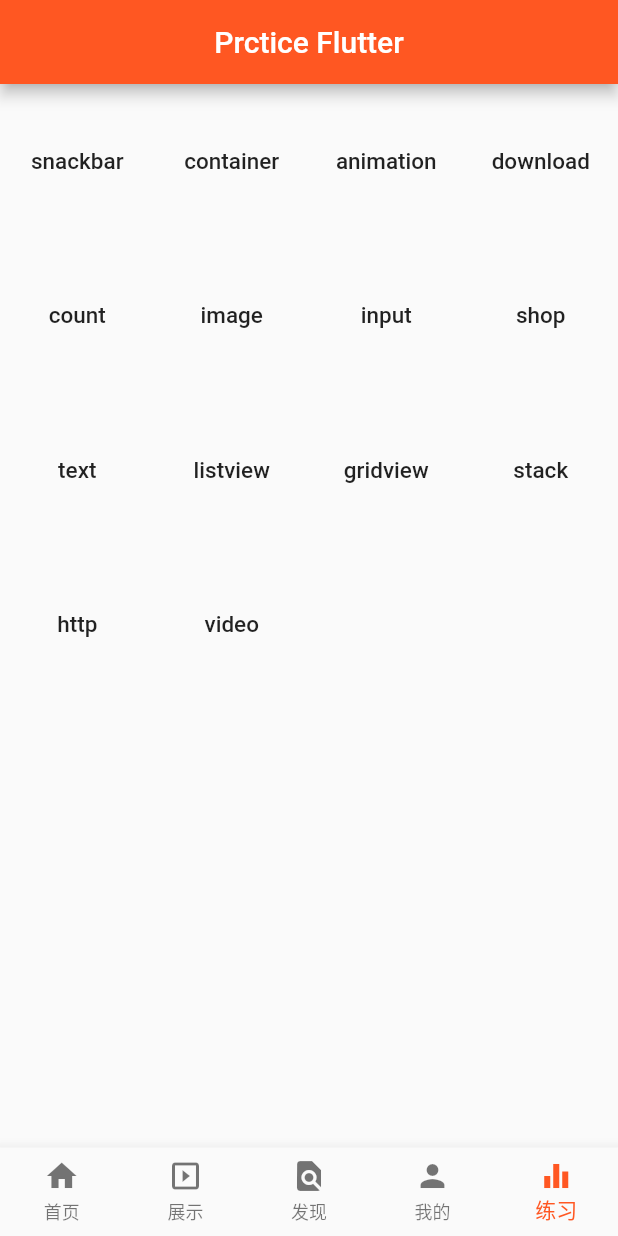
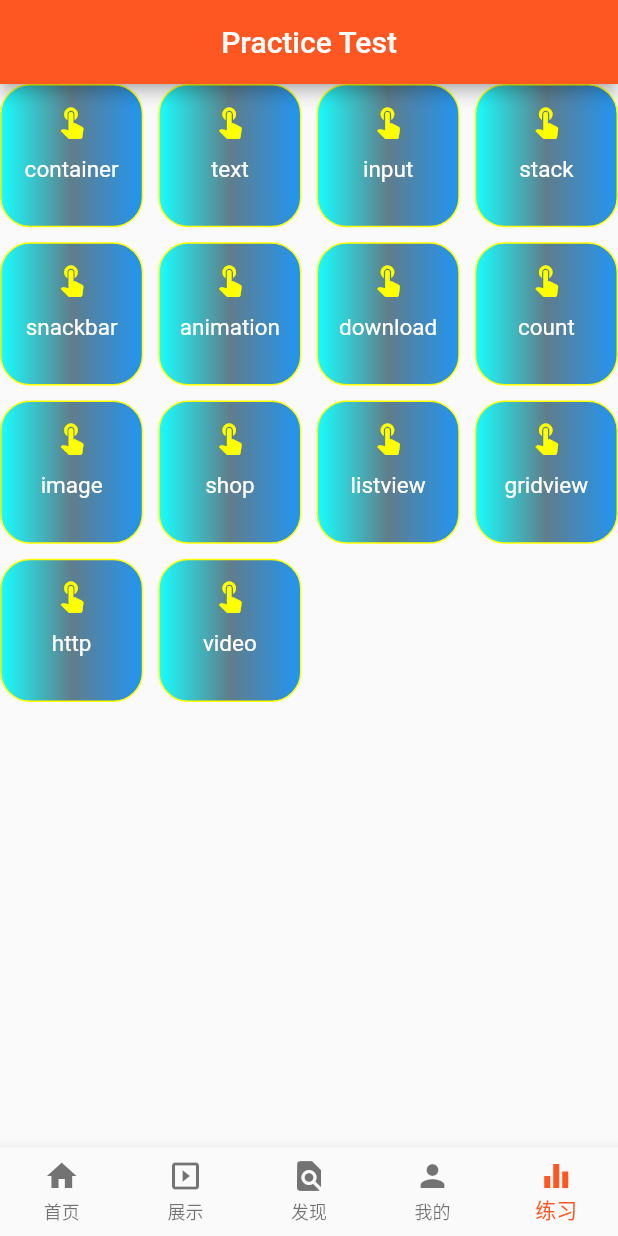
Before and after one commit to myf1/flutter_learn_app, a Flutter app: the screen it shows after launch, swiped to page 5, on a phone screen of 412 x 824 dp. Run offline on Flutter 3.47's test engine with Material 2 defaults, Android fonts, the phone set to English and light mode, and no system bars; our stand-ins replace fluttertoast, video_player; network calls fail.

Commit message:
modify practice

```diff
--- a/lib/widgets/Container.dart
+++ b/lib/widgets/Container.dart
@@ -14,8 +14,8 @@ class MyContainer extends StatelessWidget {
           Container(
             padding: const EdgeInsets.all(8.0),
             margin: const EdgeInsets.symmetric(vertical: 10.0),
-            height: 100.0,
-            width: 100.0,
+            height: 50.0,
+            width: 50.0,
             color: Colors.green,
           ),
           SizedBox(height: 20.0,),
@@ -24,7 +24,7 @@ class MyContainer extends StatelessWidget {
             margin: const EdgeInsets.symmetric(horizontal: 15.0),
             constraints: BoxConstraints.expand(
                 height: Theme.of(context).textTheme.display1.fontSize * 1.1 +
-                    100.0),
+                    50.0),
             color: Colors.transparent,
             alignment: Alignment.center,
             child: Text(
--- a/lib/widgets/Practice.dart
+++ b/lib/widgets/Practice.dart
@@ -13,18 +13,18 @@ class Practice extends StatelessWidget {
 class _MyScaffold extends StatelessWidget{
 
   final _list = [
+    Constant.CONTAINER,
+    Constant.TEXT,
+    Constant.INPUT,
+    Constant.STACK,
     Constant.SNACKBAR,
-    Constant.CONTAINER,
     Constant.ANIMATION,
     Constant.DOWNLOAD,
     Constant.COUNT,
     Constant.IMAGE,
-    Constant.INPUT,
     Constant.SHOP,
-    Constant.TEXT,
     Constant.LISTVIEW,
     Constant.GRIDVIEW,
-    Constant.STACK,
     Constant.HTTP,
     Constant.VIDEO,
   ];
@@ -32,25 +32,33 @@ class _MyScaffold extends StatelessWidget{
 
   Widget _gridView(){
     return GridView.builder(
-      gridDelegate: new SliverGridDelegateWithFixedCrossAxisCount(crossAxisCount: 4,childAspectRatio: 1),
+      gridDelegate: new SliverGridDelegateWithFixedCrossAxisCount(crossAxisCount: 4,crossAxisSpacing: 10.0,mainAxisSpacing: 10.0),
       itemBuilder: (context,index){
-        return FlatButton(
-          onPressed: (){Navigator.of(context).pushNamed(_list[index]);},
-          child: Text(_list[index].substring(1),style: TextStyle(fontSize: 15.0
-          ),),);
+        return Ink(
+          decoration: BoxDecoration(
+            gradient: LinearGradient(colors: [Colors.cyanAccent,Colors.blueGrey,Colors.blue]),
+            border: Border.all(color: Colors.yellowAccent,width: 1.0),
+            borderRadius: BorderRadius.all(Radius.circular(20.0))
+          ),
+          child: InkWell(
+            onTap: (){Navigator.of(context).pushNamed(_list[index]);},
+            child:  Column(
+              children: <Widget>[
+                Expanded(child:Icon(Icons.touch_app,color: Colors.yellowAccent,)),
+                Expanded(child: Text(_list[index].substring(1),style: TextStyle(fontSize: 15.0,color: Colors.white)),),
+              ],
+            ),
+          ),
+        );
       },itemCount: _list.length,);
   }
-
 
   @override
   Widget build(BuildContext context) {
     return Scaffold(
-      appBar: AppBar(title: Text('Prctice Flutter',
-        style: TextStyle(color: Colors.white,fontSize: 20.0),),
-        centerTitle: true,
-      ),
-      body: Center(child: _gridView(),),
-
+      appBar: AppBar(title: Text('Practice Test'),centerTitle: true,),
+      body: _gridView(),
+    );
      /* Column(
         children: <Widget>[
           CustomAppBar(
@@ -60,8 +68,8 @@ class _MyScaffold extends StatelessWidget{
               style: TextStyle(color: Colors.white,fontSize: 20.0),),
           ),
         ],
-      ),*/
-    );
+      ),
+    );*/
   }
 }
 
```
